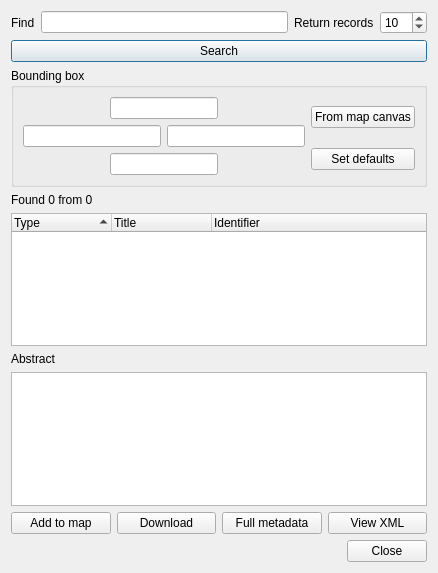
Qt form cswsearchdialogbase.ui (nextgis/qgis_cswclient) before a commit.
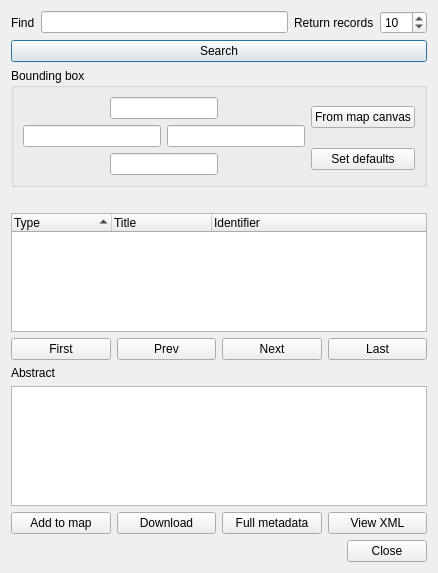
The same form after that commit.

Commit message: handle some common connection errors when getting server capabilities fix window title when adding new or editing existing server add busy cursor for long-time operations like connect and search handle some errors when displaying search results implement navigation through search results

The edit to the form file:
```diff
--- a/cswsearchdialogbase.ui
+++ b/cswsearchdialogbase.ui
@@ -164,7 +164,7 @@
      <item row="0" column="0" colspan="3">
       <widget class="QLabel" name="lblResults">
        <property name="text">
-        <string>Found 0 from 0</string>
+        <string/>
        </property>
       </widget>
      </item>
@@ -191,6 +191,9 @@
        <attribute name="headerStretchLastSection">
         <bool>true</bool>
        </attribute>
+       <attribute name="headerStretchLastSection">
+        <bool>true</bool>
+       </attribute>
        <column>
         <property name="text">
          <string>Type</string>
@@ -208,44 +211,72 @@
        </column>
       </widget>
      </item>
-     <item row="2" column="0">
+     <item row="3" column="0">
       <widget class="QLabel" name="label_6">
        <property name="text">
         <string>Abstract</string>
        </property>
       </widget>
      </item>
-     <item row="3" column="0" colspan="4">
+     <item row="4" column="0" colspan="4">
       <widget class="QTextEdit" name="txtAbstract"/>
      </item>
-     <item row="4" column="0">
+     <item row="5" column="0">
       <widget class="QPushButton" name="btnAddToMap">
        <property name="text">
         <string>Add to map</string>
        </property>
       </widget>
      </item>
-     <item row="4" column="1">
+     <item row="5" column="1">
       <widget class="QPushButton" name="btnDownload">
        <property name="text">
         <string>Download</string>
        </property>
       </widget>
      </item>
-     <item row="4" column="2">
+     <item row="5" column="2">
       <widget class="QPushButton" name="btnMetadata">
        <property name="text">
         <string>Full metadata</string>
        </property>
       </widget>
      </item>
-     <item row="4" column="3">
+     <item row="5" column="3">
       <widget class="QPushButton" name="btnShowXML">
        <property name="text">
         <string>View XML</string>
        </property>
       </widget>
      </item>
+     <item row="2" column="0">
+      <widget class="QPushButton" name="btnFirst">
+       <property name="text">
+        <string>First</string>
+       </property>
+      </widget>
+     </item>
+     <item row="2" column="1">
+      <widget class="QPushButton" name="btnPrev">
+       <property name="text">
+        <string>Prev</string>
+       </property>
+      </widget>
+     </item>
+     <item row="2" column="2">
+      <widget class="QPushButton" name="btnNext">
+       <property name="text">
+        <string>Next</string>
+       </property>
+      </widget>
+     </item>
+     <item row="2" column="3">
+      <widget class="QPushButton" name="btnLast">
+       <property name="text">
+        <string>Last</string>
+       </property>
+      </widget>
+     </item>
     </layout>
    </item>
    <item>
```
The commit also changes 6 other files.
